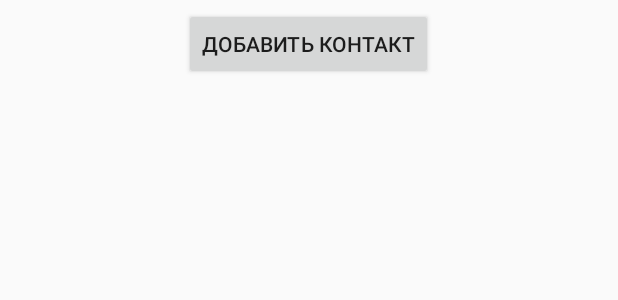
After one commit to alirustamov/Adiutor, an Android app: the layout activity_contacts_base.xml on its own in the app's theme, with its tools: preview values and no code run, on a phone screen of 412 x 824 dp. The commit adds this screen. Shown: the top 300 px of the screen. Run offline under Robolectric (Android 15) with nearby library versions, the phone set to English and light mode, and no system bars.

Commit message:
Added contacts activity, and so on

```diff
--- a/bluetooth-spp-terminal/src/main/java/ru/sash0k/bluetooth_terminal/activity/DeviceControlActivity.java
+++ b/bluetooth-spp-terminal/src/main/java/ru/sash0k/bluetooth_terminal/activity/DeviceControlActivity.java
@@ -23,7 +23,6 @@ import com.actionbarsherlock.view.MenuItem;
 
 import java.lang.ref.WeakReference;
 import java.text.SimpleDateFormat;
-import java.util.Date;
 
 import ru.sash0k.bluetooth_terminal.DeviceData;
 import ru.sash0k.bluetooth_terminal.R;
@@ -193,7 +192,7 @@ public final class DeviceControlActivity extends BaseActivity {
 
             case R.id.menu_contacts:
                 Intent contactsActivity = new Intent();
-                contactsActivity.setClass(this, Contacts.class);
+                contactsActivity.setClass(this, ContactsBase.class);
                 startActivity(contactsActivity);
 
                 return true;
--- /dev/null
+++ b/bluetooth-spp-terminal/src/main/res/layout/activity_contacts_base.xml
@@ -0,0 +1,28 @@
+<RelativeLayout xmlns:android="http://schemas.android.com/apk/res/android"
+    xmlns:tools="http://schemas.android.com/tools" android:layout_width="match_parent"
+    android:layout_height="match_parent" android:paddingLeft="@dimen/activity_horizontal_margin"
+    android:paddingRight="@dimen/activity_horizontal_margin"
+    android:paddingTop="@dimen/activity_vertical_margin"
+    android:paddingBottom="@dimen/activity_vertical_margin"
+    tools:context="ru.sash0k.bluetooth_terminal.activity.ContactsBase">
+
+    <LinearLayout
+        android:orientation="vertical"
+        android:layout_width="fill_parent"
+        android:layout_height="fill_parent">
+
+        <Button
+            android:layout_width="wrap_content"
+            android:layout_height="wrap_content"
+            android:text="Добавить контакт"
+            android:id="@+id/addContact"
+            android:layout_gravity="center_horizontal"/>
+
+        <ListView
+            android:layout_width="wrap_content"
+            android:layout_height="wrap_content"
+            android:id="@+id/listJe" />
+
+    </LinearLayout>
+
+</RelativeLayout>
--- /dev/null
+++ b/bluetooth-spp-terminal/src/main/res/menu/menu_contacts_base.xml
@@ -0,0 +1,6 @@
+<menu xmlns:android="http://schemas.android.com/apk/res/android"
+    xmlns:tools="http://schemas.android.com/tools"
+    tools:context="ru.sash0k.bluetooth_terminal.activity.ContactsBase">
+    <item android:id="@+id/action_settings" android:title="@string/action_settings"
+        android:orderInCategory="100" android:showAsAction="never" />
+</menu>
--- a/bluetooth-spp-terminal/src/main/res/values/strings.xml
+++ b/bluetooth-spp-terminal/src/main/res/values/strings.xml
@@ -56,4 +56,5 @@
     <string name="hello_world">Hello world!</string>
     <string name="action_settings">Settings</string>
     <string name="title_activity_history">History</string>
+    <string name="title_activity_contacts_base">База контактов</string>
 </resources>
```
Also changed, not shown: bluetooth-spp-terminal/src/main/AndroidManifest.xml (+10 -1 lines), bluetooth-spp-terminal/src/main/java/ru/sash0k/bluetooth_terminal/activity/Contacts.java (+32 -1 lines), bluetooth-spp-terminal/src/main/java/ru/sash0k/bluetooth_terminal/activity/ContactsBase.java (added, +89 -0 lines).
